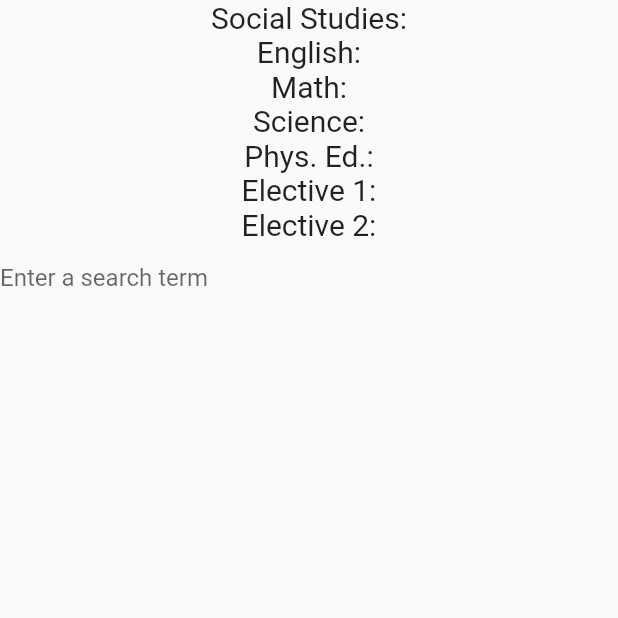
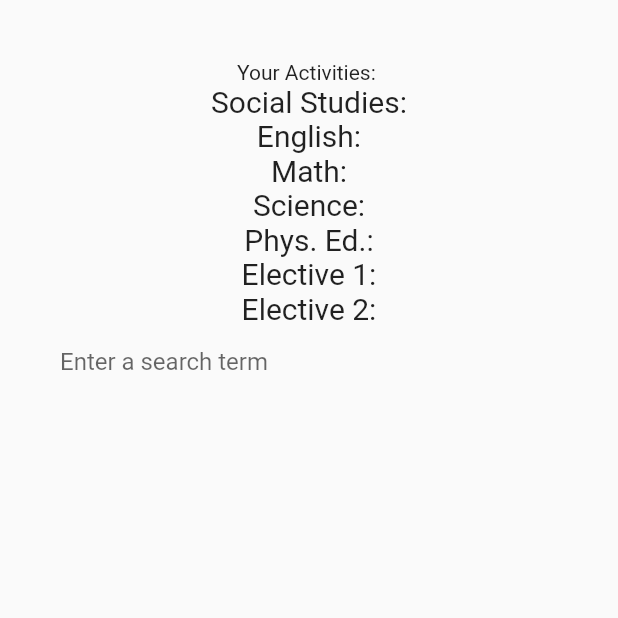
Before and after one commit to ari-dixit/kounslr3, a Flutter app: the activitiesScreen screen opened directly, on a phone screen of 412 x 824 dp, the top half of it. Run offline on Flutter 3.47's test engine with Material 2 defaults, Android fonts, the phone set to English and light mode, and no system bars; our stand-ins replace cloud_firestore, firebase_auth, firebase_core; accounts and stored records are empty.

Commit message:
new branch for experimenting

```diff
--- a/lib/screens/activities_screen.dart
+++ b/lib/screens/activities_screen.dart
@@ -12,8 +12,11 @@ class  activitiesScreen extends StatelessWidget {
   Widget build(BuildContext context) {
     return Scaffold(
     body: Center(
+      child: Padding(
+        padding: const EdgeInsets.all(40.0),
         child: Column(
           children: [
+            Text("Your Activities: "),
             GetCourseName(uid, 'Social Studies', 'courses'),
             GetCourseName(uid, 'English', 'courses'),
             GetCourseName(uid, 'Math', 'courses'),
@@ -32,6 +35,7 @@ class  activitiesScreen extends StatelessWidget {
             )
             ],
         ),
+      ),
     ));
   }
 }
```
Lines whose indentation alone changed are shown as unchanged.
